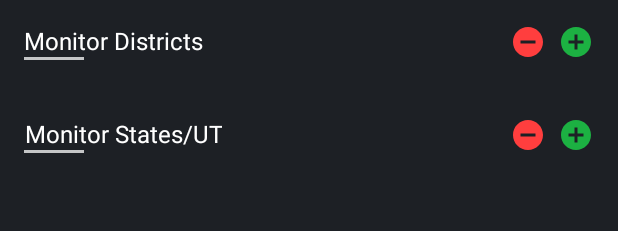
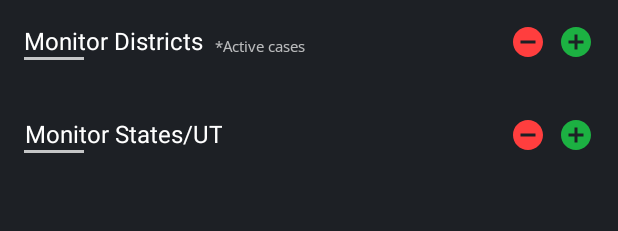
Before and after one commit to rahulpandey1501/Covid19-India-Tracker, an Android app: the layout fragment_bookmared.xml on its own in the app's theme, with its tools: preview values and no code run, on a phone screen of 412 x 824 dp. Shown: the top 231 px of the screen. Run offline under Robolectric (Android 15) with nearby library versions, the phone set to English and light mode, and no system bars; Roboto replaces fonts that are not available here.

Commit message:
data fix

```diff
--- a/app/build.gradle
+++ b/app/build.gradle
@@ -24,8 +24,8 @@ android {
         applicationId "com.rpandey.covid19tracker_india"
         minSdkVersion 21
         targetSdkVersion 29
-        versionCode 7
-        versionName "1.4"
+        versionCode 8
+        versionName "1.5"
 
         testInstrumentationRunner "androidx.test.runner.AndroidJUnitRunner"
     }
--- a/app/src/main/java/com/rpandey/covid19tracker_india/database/entity/DistrictEntity.kt
+++ b/app/src/main/java/com/rpandey/covid19tracker_india/database/entity/DistrictEntity.kt
@@ -16,5 +16,5 @@ data class DistrictEntity constructor(
     @ColumnInfo(name = "deceased") val deceased: Int,
     @ColumnInfo(name = "total_deceased") val totalDeceased: Int
 ) {
-    @Transient var active: Int = 0 // local construct to find active cases
+    fun getActive() = (totalConfirmed - totalRecovered - totalDeceased)
 }
--- a/app/src/main/java/com/rpandey/covid19tracker_india/ui/bookmark/BookmarkedFragment.kt
+++ b/app/src/main/java/com/rpandey/covid19tracker_india/ui/bookmark/BookmarkedFragment.kt
@@ -102,7 +102,7 @@ class BookmarkedFragment : BaseFragment(),
             val binding: ItemDistrictCasesBinding = gridViewInflater.addView(R.layout.item_district_cases)
             binding.apply {
                 tvTitle.text = district.district
-                tvCount.text = Util.formatNumber(district.totalConfirmed)
+                tvCount.text = Util.formatNumber(district.getActive())
                 if (district.confirmed > 0) {
                     tvConfirmedDelta.text = String.format("+%s", Util.formatNumber(district.confirmed))
                 }
--- a/app/src/main/java/com/rpandey/covid19tracker_india/ui/search/SearchDistrictActivity.kt
+++ b/app/src/main/java/com/rpandey/covid19tracker_india/ui/search/SearchDistrictActivity.kt
@@ -62,7 +62,7 @@ class SearchDistrictActivity : BaseActivity() {
         districts.forEach { district ->
             val binding: ItemDistrictCasesMinimalBinding = gridViewInflater.addView(R.layout.item_district_cases_minimal)
             binding.tvTitle.text = district.district
-            binding.tvCount.text = Util.formatNumber(district.totalConfirmed)
+            binding.tvCount.text = Util.formatNumber(district.getActive())
             binding.root.setOnClickListener {
                 onDistrictSelected(district)
             }
--- a/app/src/main/java/com/rpandey/covid19tracker_india/ui/statedetails/DistrictListAdapter.kt
+++ b/app/src/main/java/com/rpandey/covid19tracker_india/ui/statedetails/DistrictListAdapter.kt
@@ -45,8 +45,7 @@ class ViewHolder(val binding: ItemCombinedViewDistrictBinding): RecyclerView.Vie
             tvDeath.text = Util.formatNumber(district.totalDeceased)
             setDelta(tvDeathDelta, district.deceased)
 
-            district.active = district.totalConfirmed - district.totalRecovered - district.totalDeceased
-            tvActive.text = Util.formatNumber(district.active)
+            tvActive.text = Util.formatNumber(district.getActive())
         }
     }
 
--- a/app/src/main/java/com/rpandey/covid19tracker_india/ui/statedetails/StateDetailsActivity.kt
+++ b/app/src/main/java/com/rpandey/covid19tracker_india/ui/statedetails/StateDetailsActivity.kt
@@ -101,6 +101,8 @@ class StateDetailsActivity : BaseActivity() {
 
     private fun inflateDistricts(data: List<DistrictEntity>) {
         district_header.visibility = if(data.isEmpty()) View.GONE else View.VISIBLE
+        container_district_title.visibility = district_header.visibility
+
         adapter.update(data as MutableList<DistrictEntity>)
     }
 
@@ -113,7 +115,7 @@ class StateDetailsActivity : BaseActivity() {
                 return when(sortOn) {
                     SortOn.NAME -> getCompare(d1.district, d2.district)
                     SortOn.CONFIRMED -> getCompare(d1.totalConfirmed, d2.totalConfirmed)
-                    SortOn.ACTIVE -> getCompare(d1.active, d2.active)
+                    SortOn.ACTIVE -> getCompare(d1.getActive(), d2.getActive())
                     SortOn.RECOVERED -> getCompare(d1.totalRecovered, d2.totalRecovered)
                     SortOn.DECEASED -> getCompare(d1.totalDeceased, d2.totalDeceased)
                 }
--- a/app/src/main/res/layout/fragment_bookmared.xml
+++ b/app/src/main/res/layout/fragment_bookmared.xml
@@ -39,6 +39,19 @@
                     android:textAlignment="center"
                     android:textColor="@color/text_primary"
                     android:textSize="16sp"
+                    tools:ignore="RtlSymmetry" />
+
+                <androidx.appcompat.widget.AppCompatTextView
+                    android:layout_width="wrap_content"
+                    android:layout_height="wrap_content"
+                    android:text="@string/active_cases"
+                    android:textAlignment="center"
+                    android:textSize="10sp"
+                    app:fontFamily="@font/open_sans"
+                    android:fontFamily="@font/open_sans"
+                    android:layout_marginStart="8dp"
+                    app:layout_constraintBottom_toBottomOf="@+id/district_title"
+                    app:layout_constraintLeft_toRightOf="@+id/district_title"
                     tools:ignore="RtlSymmetry" />
 
                 <include
--- a/app/src/main/res/values/strings.xml
+++ b/app/src/main/res/values/strings.xml
@@ -30,4 +30,5 @@
     <string name="remind_me_later">Remind me later</string>
     <string name="affect">Confirm</string>
     <string name="recover">Recover</string>
+    <string name="active_cases">*Active cases</string>
 </resources>
```
Also changed, not shown: 1 other file.
